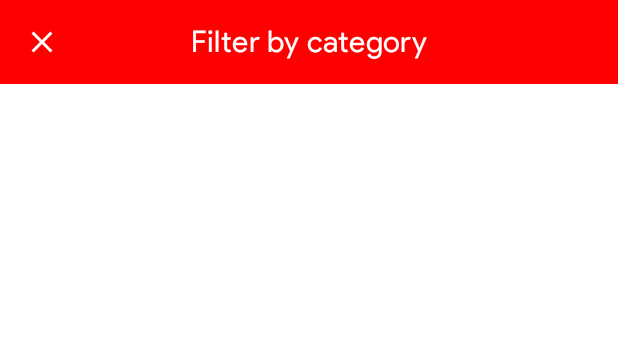
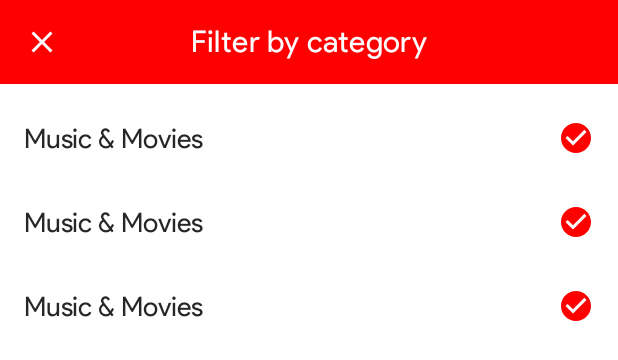
Before and after one commit to RahulSDeshpande/do-play-tube-android, an Android app: the layout fragment_search_filters.xml on its own in the app's theme, with its tools: preview values and no code run, on a phone screen of 412 x 824 dp. Shown: the top 360 px of the screen. Run offline under Robolectric (Android 15) with nearby library versions, the phone set to English and light mode, and no system bars.

Commit message:
Add recycler view to the search filter layout & integrate

```diff
--- a/app/src/main/res/layout/fragment_search_filters.xml
+++ b/app/src/main/res/layout/fragment_search_filters.xml
@@ -1,6 +1,7 @@
 <?xml version="1.0" encoding="utf-8"?>
 <layout xmlns:android="http://schemas.android.com/apk/res/android"
-    xmlns:app="http://schemas.android.com/apk/res-auto">
+    xmlns:app="http://schemas.android.com/apk/res-auto"
+    xmlns:tools="http://schemas.android.com/tools">
 
     <data>
 
@@ -135,6 +136,18 @@
                 app:layout_constraintTop_toTopOf="parent"
                 app:singleSelection="true" />
 
+            <androidx.recyclerview.widget.RecyclerView
+                android:id="@+id/recycler_view_search_filters"
+                android:layout_width="match_parent"
+                android:layout_height="match_parent"
+                android:clipToPadding="false"
+                android:paddingTop="@dimen/space_small"
+                android:paddingBottom="@dimen/space_small"
+                app:layout_constraintBottom_toBottomOf="parent"
+                app:layout_constraintTop_toTopOf="parent"
+                tools:itemCount="3"
+                tools:listitem="@layout/item_search_filter" />
+
         </androidx.constraintlayout.widget.ConstraintLayout>
 
     </androidx.appcompat.widget.LinearLayoutCompat>
```
